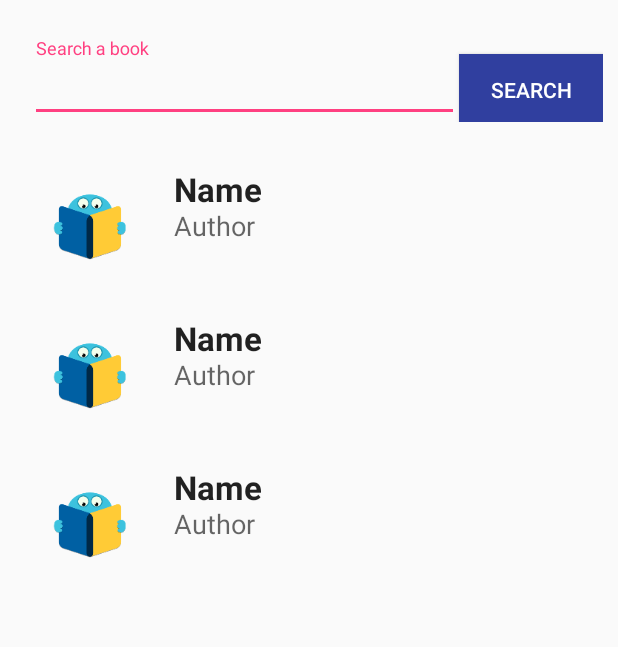
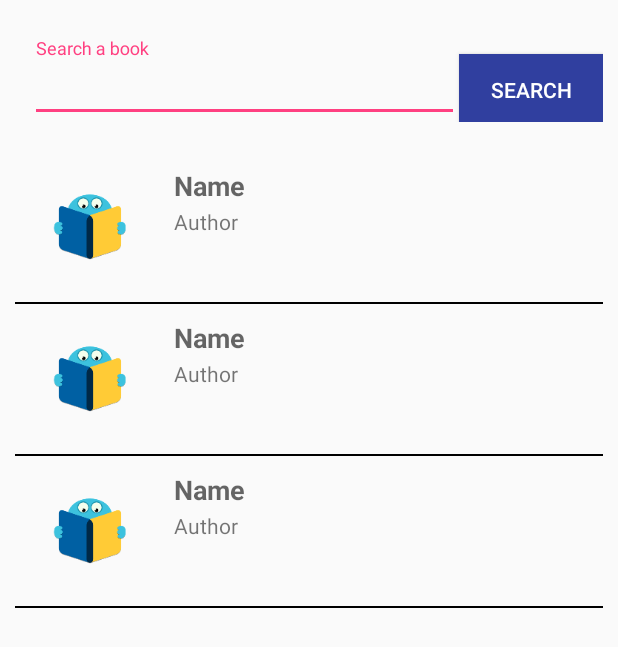
Before and after one commit to Gupta-shifali/BookLister-App, an Android app: the layout activity_main.xml on its own in the app's theme, with its tools: preview values and no code run, on a phone screen of 412 x 824 dp. Shown: the top 647 px of the screen. Run offline under Robolectric (Android 15) with nearby library versions, the phone set to English and light mode, and no system bars.

Commit message:
Fixed some other issues

```diff
--- a/BookLister/app/src/main/res/layout/activity_main.xml
+++ b/BookLister/app/src/main/res/layout/activity_main.xml
@@ -37,10 +37,10 @@
             android:layout_height="wrap_content"
             android:layout_marginTop="15dp"
             android:layout_weight="1"
+            android:background="@color/buttonColor"
             android:onClick="searchMethod"
-            android:background="@color/buttonColor"
-            android:textColor="@color/buttonTextColor"
-            android:text="SEARCH" />
+            android:text="SEARCH"
+            android:textColor="@color/buttonTextColor" />
 
     </LinearLayout>
 
@@ -50,6 +50,7 @@
         android:layout_height="match_parent"
         android:layout_margin="10dp"
         android:divider="@android:color/black"
+        android:dividerHeight="1dp"
         android:transcriptMode="alwaysScroll"
         tools:listitem="@layout/item_book" />
 
@@ -58,7 +59,8 @@
         android:layout_width="wrap_content"
         android:layout_height="wrap_content"
         android:layout_gravity="center"
-        android:textAppearance="?android:textAppearanceMedium" />
+        android:textAppearance="?android:textAppearanceMedium"
+        android:textColor="@color/empty_view" />
 
     <ProgressBar
         android:id="@+id/progressBar"
--- a/BookLister/app/src/main/res/layout/item_book.xml
+++ b/BookLister/app/src/main/res/layout/item_book.xml
@@ -2,8 +2,8 @@
 <RelativeLayout xmlns:android="http://schemas.android.com/apk/res/android"
     xmlns:tools="http://schemas.android.com/tools"
     android:layout_width="match_parent"
-    android:padding="10dp"
-    android:layout_height="wrap_content">
+    android:layout_height="wrap_content"
+    android:padding="10dp">
 
     <ImageView
         android:id="@+id/image"
@@ -26,7 +26,9 @@
             android:layout_width="match_parent"
             android:layout_height="0dp"
             android:layout_weight="1"
-            android:textAppearance="?android:attr/textAppearanceLarge"
+            android:ellipsize="end"
+            android:maxLines="2"
+            android:textAppearance="?android:attr/textAppearanceMedium"
             android:textStyle="bold"
             tools:text="Name" />
 
@@ -34,19 +36,18 @@
             android:id="@+id/author"
             android:layout_width="match_parent"
             android:layout_height="0dp"
-            android:layout_below="@id/name"
             android:layout_weight="1"
-            android:textAppearance="?android:attr/textAppearanceMedium"
+            android:ellipsize="end"
+            android:singleLine="true"
+            android:textAppearance="?android:attr/textAppearanceSmall"
             tools:text="Author" />
 
         <TextView
             android:id="@+id/ratings"
             android:layout_width="match_parent"
             android:layout_height="0dp"
-            android:layout_below="@id/author"
             android:layout_weight="1"
-            android:textAppearance="?android:attr/textAppearanceSmall"
-            tools:text="" />
+            android:textAppearance="?android:attr/textAppearanceSmall" />
 
     </LinearLayout>
 
@@ -57,6 +58,7 @@
         android:layout_alignParentRight="true"
         android:layout_centerVertical="true"
         android:layout_marginRight="16dp"
-        tools:text="" />
+        android:textAppearance="?android:attr/textAppearanceSmall"
+        android:textColor="@color/price" />
 
 </RelativeLayout>
--- a/BookLister/app/src/main/res/values/colors.xml
+++ b/BookLister/app/src/main/res/values/colors.xml
@@ -6,4 +6,6 @@
 
     <color name="buttonColor">#303F9F</color>
     <color name="buttonTextColor">#ffffff</color>
+    <color name="empty_view">#df0000</color>
+    <color name="price">#359f00</color>
 </resources>
```
Also changed, not shown: BookLister/app/src/main/java/com/example/hpnotebook/booklister/BookActivity.java (+13 -5 lines), BookLister/app/src/main/java/com/example/hpnotebook/booklister/BookAdapter.java (+3 -4 lines), BookLister/app/src/main/java/com/example/hpnotebook/booklister/Utilis.java (+16 -4 lines), 2 other files.
